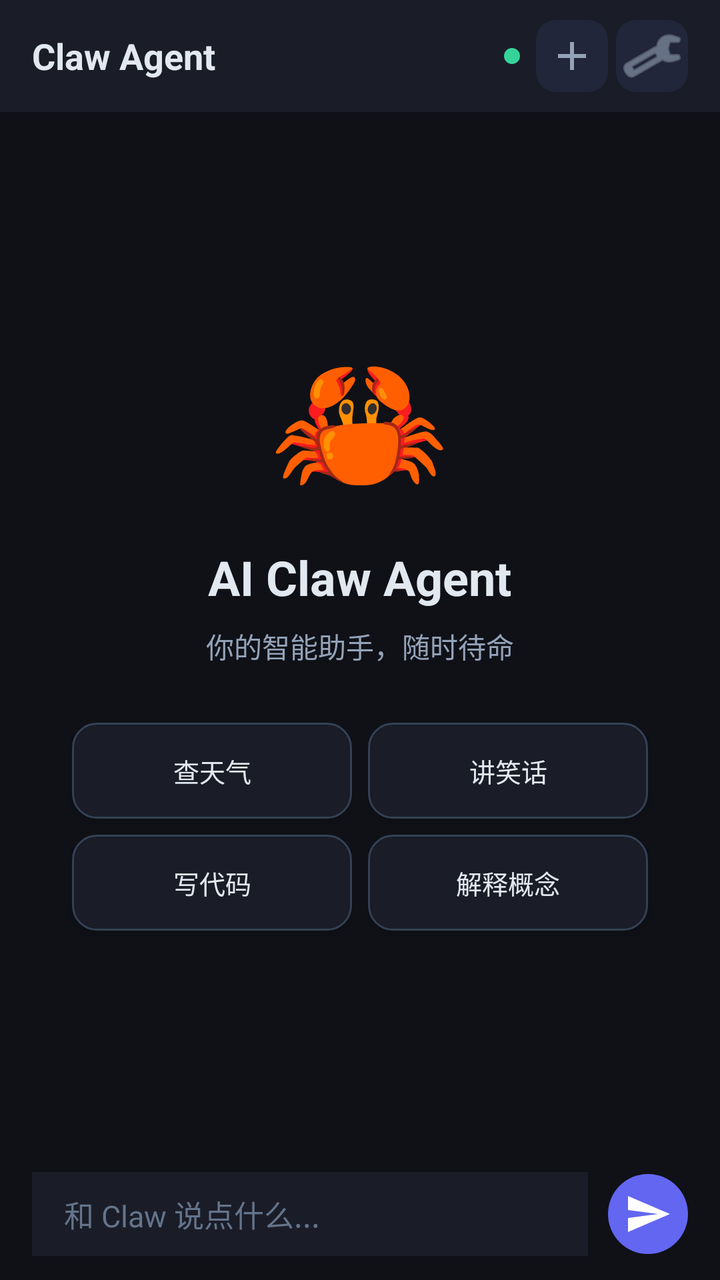
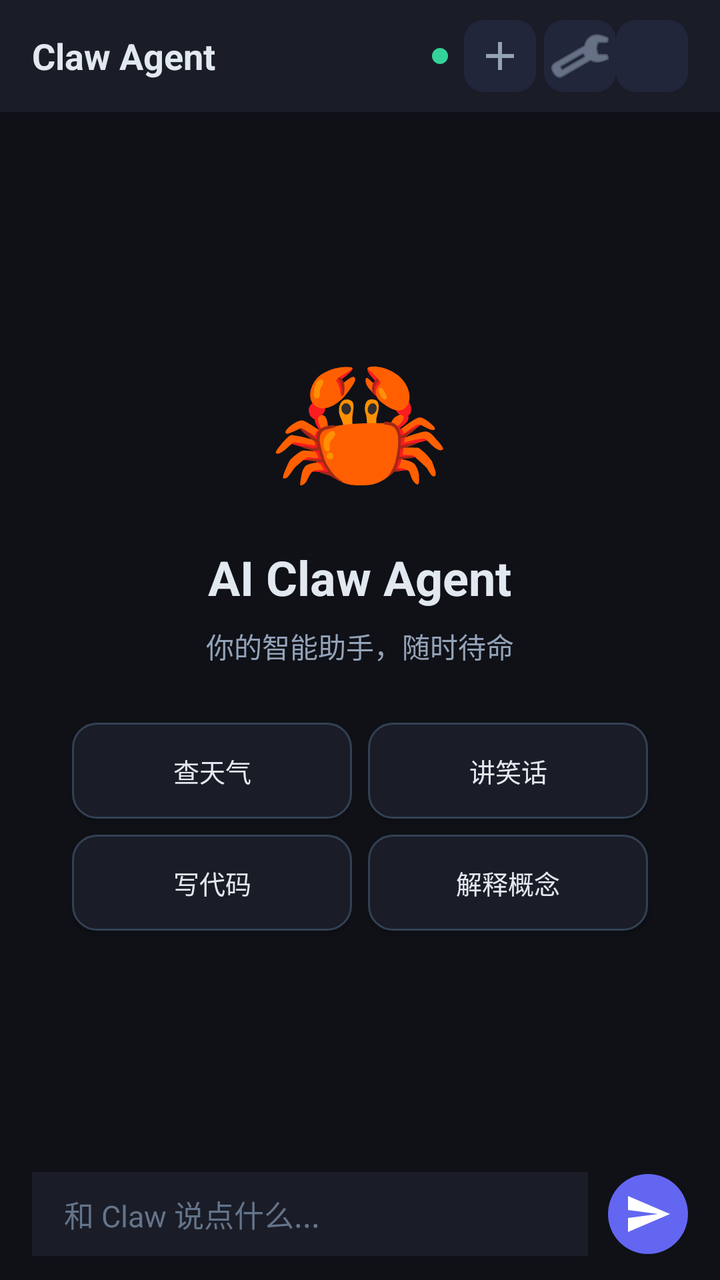

An Android layout rendered at two revisions. The XML below is the earlier revision; the diff shows what the commit changed to produce the second picture.
<!-- AndroidManifest.xml: application theme Theme.ClawAgent -->
<!-- res/layout/activity_main.xml -->
<?xml version="1.0" encoding="utf-8"?>
<LinearLayout xmlns:android="http://schemas.android.com/apk/res/android"
    android:layout_width="match_parent"
    android:layout_height="match_parent"
    android:orientation="vertical"
    android:background="#0f1117">

    
    <LinearLayout
        android:layout_width="match_parent"
        android:layout_height="56dp"
        android:orientation="horizontal"
        android:gravity="center_vertical"
        android:paddingHorizontal="16dp"
        android:background="#1a1d27">

        <TextView
            android:layout_width="0dp"
            android:layout_height="wrap_content"
            android:layout_weight="1"
            android:text="Claw Agent"
            android:textColor="#e2e8f0"
            android:textSize="18sp"
            android:textStyle="bold" />

        <TextView
            android:layout_width="8dp"
            android:layout_height="8dp"
            android:background="@drawable/status_dot"
            android:layout_marginEnd="8dp" />

        <ImageButton
            android:id="@+id/newChatBtn"
            android:layout_width="36dp"
            android:layout_height="36dp"
            android:background="@drawable/btn_bg"
            android:src="@drawable/ic_new_chat"
            android:tint="#94a3b8"
            android:backgroundTint="#22263a"
            android:contentDescription="新对话"
            android:layout_marginEnd="4dp" />

        <ImageButton
            android:id="@+id/settingsBtn"
            android:layout_width="36dp"
            android:layout_height="36dp"
            android:background="@drawable/btn_bg"
            android:tint="#94a3b8"
            android:backgroundTint="#22263a"
            android:contentDescription="设置"
            android:src="@android:drawable/ic_menu_preferences" />
    </LinearLayout>

    
    <FrameLayout
        android:layout_width="match_parent"
        android:layout_height="0dp"
        android:layout_weight="1">

        
        <LinearLayout
            android:id="@+id/welcomeLayout"
            android:layout_width="match_parent"
            android:layout_height="match_parent"
            android:orientation="vertical"
            android:gravity="center"
            android:padding="32dp">

            <TextView
                android:layout_width="wrap_content"
                android:layout_height="wrap_content"
                android:text="🦀"
                android:textSize="72sp" />

            <TextView
                android:layout_width="wrap_content"
                android:layout_height="wrap_content"
                android:text="AI Claw Agent"
                android:textColor="#e2e8f0"
                android:textSize="24sp"
                android:textStyle="bold"
                android:layout_marginTop="16dp" />

            <TextView
                android:layout_width="wrap_content"
                android:layout_height="wrap_content"
                android:text="你的智能助手，随时待命"
                android:textColor="#94a3b8"
                android:textSize="14sp"
                android:layout_marginTop="8dp" />

            <GridLayout
                android:layout_width="match_parent"
                android:layout_height="wrap_content"
                android:columnCount="2"
                android:rowCount="2"
                android:layout_marginTop="24dp">

                <Button
                    android:id="@+id/btnQuick1"
                    android:onClick="sendQuick"
                    android:layout_width="0dp"
                    android:layout_height="wrap_content"
                    android:layout_columnWeight="1"
                    android:layout_rowWeight="1"
                    android:text="查天气"
                    android:textSize="13sp"
                    android:background="@drawable/quick_btn_bg"
                    android:textColor="#e2e8f0"
                    android:layout_margin="4dp" />

                <Button
                    android:id="@+id/btnQuick2"
                    android:onClick="sendQuick"
                    android:layout_width="0dp"
                    android:layout_height="wrap_content"
                    android:layout_columnWeight="1"
                    android:layout_rowWeight="1"
                    android:text="讲笑话"
                    android:textSize="13sp"
                    android:background="@drawable/quick_btn_bg"
                    android:textColor="#e2e8f0"
                    android:layout_margin="4dp" />

                <Button
                    android:id="@+id/btnQuick3"
                    android:onClick="sendQuick"
                    android:layout_width="0dp"
                    android:layout_height="wrap_content"
                    android:layout_columnWeight="1"
                    android:layout_rowWeight="1"
                    android:text="写代码"
                    android:textSize="13sp"
                    android:background="@drawable/quick_btn_bg"
                    android:textColor="#e2e8f0"
                    android:layout_margin="4dp" />

                <Button
                    android:id="@+id/btnQuick4"
                    android:onClick="sendQuick"
                    android:layout_width="0dp"
                    android:layout_height="wrap_content"
                    android:layout_columnWeight="1"
                    android:layout_rowWeight="1"
                    android:text="解释概念"
                    android:textSize="13sp"
                    android:background="@drawable/quick_btn_bg"
                    android:textColor="#e2e8f0"
                    android:layout_margin="4dp" />
            </GridLayout>
        </LinearLayout>

        
        <androidx.recyclerview.widget.RecyclerView
            android:id="@+id/recyclerView"
            android:layout_width="match_parent"
            android:layout_height="match_parent"
            android:padding="16dp"
            android:clipToPadding="false"
            android:visibility="gone" />
    </FrameLayout>

    
    <LinearLayout
        android:layout_width="match_parent"
        android:layout_height="wrap_content"
        android:orientation="horizontal"
        android:paddingHorizontal="16dp"
        android:paddingVertical="12dp"
        android:background="#0f1117"
        android:gravity="center_vertical">

        <EditText
            android:id="@+id/inputField"
            android:layout_width="0dp"
            android:layout_height="wrap_content"
            android:layout_weight="1"
            android:background="#1a1d27"
            android:hint="和 Claw 说点什么..."
            android:textColor="#e2e8f0"
            android:textColorHint="#64748b"
            android:textSize="15sp"
            android:paddingHorizontal="16dp"
            android:paddingVertical="10dp"
            android:maxLines="5"
            android:inputType="textMultiLine|textCapSentences"
            android:imeOptions="actionSend" />

        <ImageButton
            android:id="@+id/sendBtn"
            android:layout_width="40dp"
            android:layout_height="40dp"
            android:src="@drawable/ic_send"
            android:background="@drawable/send_btn_bg"
            android:tint="#ffffff"
            android:layout_marginStart="10dp"
            android:contentDescription="发送" />
    </LinearLayout>
</LinearLayout>
<!-- resources referenced by this layout -->
<resources>
  <!-- drawable btn_bg (drawable) -->
  <?xml version="1.0" encoding="utf-8"?>
  <shape xmlns:android="http://schemas.android.com/apk/res/android"
      android:shape="rectangle">
      <solid android:color="#22263a" />
      <corners android:radius="10dp" />
  </shape>
  <!-- drawable ic_new_chat (drawable) -->
  <?xml version="1.0" encoding="utf-8"?>
  <vector xmlns:android="http://schemas.android.com/apk/res/android"
      android:width="24dp"
      android:height="24dp"
      android:viewportWidth="24"
      android:viewportHeight="24">
      <path
          android:fillColor="#FFFFFFFF"
          android:pathData="M11,5h2v6h6v2h-6v6h-2v-6H5v-2h6V5z" />
  </vector>
  <!-- drawable ic_send (drawable) -->
  <?xml version="1.0" encoding="utf-8"?>
  <vector xmlns:android="http://schemas.android.com/apk/res/android"
      android:width="24dp"
      android:height="24dp"
      android:viewportWidth="24"
      android:viewportHeight="24">
      
      <path
          android:fillColor="#FFFFFFFF"
          android:pathData="M2,21L23,12L2,3L2,10L17,12L2,14Z" />
  </vector>
  <!-- drawable quick_btn_bg (drawable) -->
  <?xml version="1.0" encoding="utf-8"?>
  <shape xmlns:android="http://schemas.android.com/apk/res/android"
      android:shape="rectangle">
      <solid android:color="#1a1d27" />
      <corners android:radius="12dp" />
      <stroke android:width="1dp" android:color="#334155" />
  </shape>
  <!-- drawable send_btn_bg (drawable) -->
  <?xml version="1.0" encoding="utf-8"?>
  <shape xmlns:android="http://schemas.android.com/apk/res/android"
      android:shape="rectangle">
      <solid android:color="#6366f1" />
      <corners android:radius="50dp" />
  </shape>
  <!-- drawable status_dot (drawable) -->
  <?xml version="1.0" encoding="utf-8"?>
  <shape xmlns:android="http://schemas.android.com/apk/res/android"
      android:shape="oval">
      <solid android:color="#34d399" />
      <size android:width="8dp" android:height="8dp" />
  </shape>
  <style name="Theme.ClawAgent" parent="Theme.Material3.DayNight.NoActionBar">
          <item name="colorPrimary">@color/accent</item>
          <item name="colorPrimaryContainer">@color/bg2</item>
          <item name="android:statusBarColor">@color/bg</item>
          <item name="android:navigationBarColor">@color/bg</item>
          <item name="android:windowLightStatusBar" tools:targetApi="m">false</item>
      </style>
  <color name="accent">#6366f1</color>
  <color name="bg2">#1a1d27</color>
  <color name="bg">#0f1117</color>
</resources>

<!-- the commit's change to res/layout/activity_main.xml (unified diff, before → after) -->
@@ -49,6 +49,17 @@
             android:backgroundTint="#22263a"
             android:contentDescription="设置"
             android:src="@android:drawable/ic_menu_preferences" />
+
+        
+        <ImageButton
+            android:id="@+id/roleBtn"
+            android:layout_width="36dp"
+            android:layout_height="36dp"
+            android:background="@drawable/btn_bg"
+            android:tint="#f97316"
+            android:backgroundTint="#22263a"
+            android:contentDescription="切换角色"
+            android:src="@drawable/ic_claude" />
     </LinearLayout>
 
     
